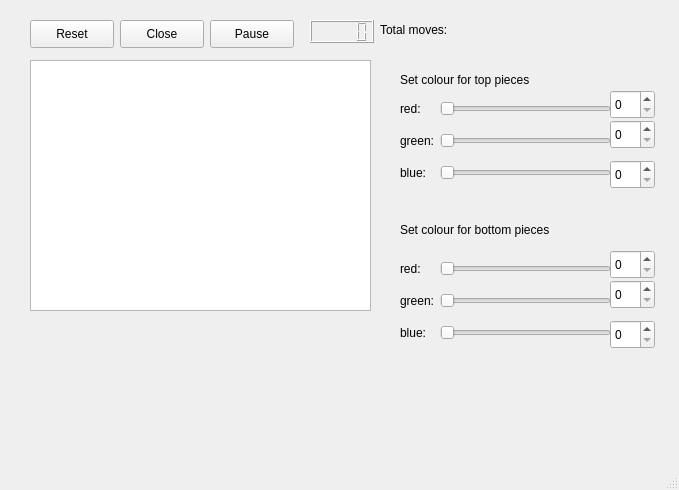
First picture: the form in student/12/path_gui/mainwindow.ui, repository ikarrila/COMP.CS.110_2023, before the edit.
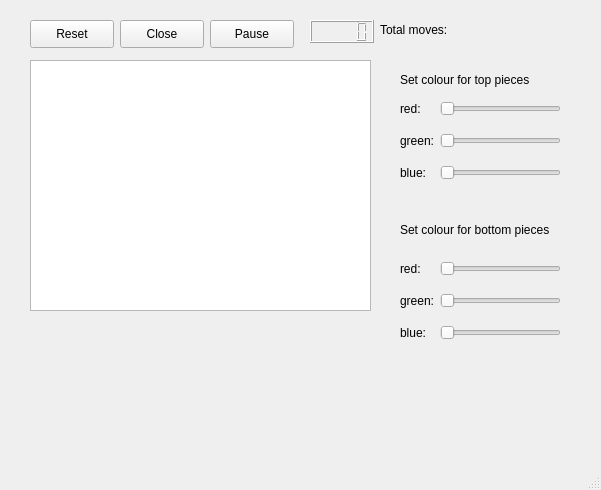
Second picture: the form after the edit.

Commit message: Added icons for buttons

```diff
--- a/student/12/path_gui/mainwindow.ui
+++ b/student/12/path_gui/mainwindow.ui
@@ -6,7 +6,7 @@
    <rect>
     <x>0</x>
     <y>0</y>
-    <width>679</width>
+    <width>601</width>
     <height>490</height>
    </rect>
   </property>
@@ -99,22 +99,12 @@
      <string>Total moves:</string>
     </property>
    </widget>
-   <widget class="QSpinBox" name="spinBoxRed">
-    <property name="geometry">
-     <rect>
-      <x>610</x>
-      <y>90</y>
-      <width>45</width>
-      <height>29</height>
-     </rect>
-    </property>
-   </widget>
    <widget class="QWidget" name="gridLayoutWidget">
     <property name="geometry">
      <rect>
       <x>400</x>
       <y>90</y>
-      <width>211</width>
+      <width>161</width>
       <height>101</height>
      </rect>
     </property>
@@ -163,26 +153,6 @@
      </item>
     </layout>
    </widget>
-   <widget class="QSpinBox" name="spinBoxGreen">
-    <property name="geometry">
-     <rect>
-      <x>610</x>
-      <y>120</y>
-      <width>45</width>
-      <height>29</height>
-     </rect>
-    </property>
-   </widget>
-   <widget class="QSpinBox" name="spinBoxBlue">
-    <property name="geometry">
-     <rect>
-      <x>610</x>
-      <y>160</y>
-      <width>45</width>
-      <height>29</height>
-     </rect>
-    </property>
-   </widget>
    <widget class="QLabel" name="label_2">
     <property name="geometry">
      <rect>
@@ -209,22 +179,12 @@
      <string>Set colour for bottom pieces</string>
     </property>
    </widget>
-   <widget class="QSpinBox" name="spinBoxRedBottom">
-    <property name="geometry">
-     <rect>
-      <x>610</x>
-      <y>250</y>
-      <width>45</width>
-      <height>29</height>
-     </rect>
-    </property>
-   </widget>
    <widget class="QWidget" name="gridLayoutWidget_2">
     <property name="geometry">
      <rect>
       <x>400</x>
       <y>250</y>
-      <width>211</width>
+      <width>161</width>
       <height>101</height>
      </rect>
     </property>
@@ -273,26 +233,6 @@
      </item>
     </layout>
    </widget>
-   <widget class="QSpinBox" name="spinBoxGreenBottom">
-    <property name="geometry">
-     <rect>
-      <x>610</x>
-      <y>280</y>
-      <width>45</width>
-      <height>29</height>
-     </rect>
-    </property>
-   </widget>
-   <widget class="QSpinBox" name="spinBoxBlueBottom">
-    <property name="geometry">
-     <rect>
-      <x>610</x>
-      <y>320</y>
-      <width>45</width>
-      <height>29</height>
-     </rect>
-    </property>
-   </widget>
   </widget>
   <widget class="QMenuBar" name="menubar">
    <property name="geometry">
```
Left out of the diff: 2 changed lines with no effect on the pictures. The commit also changes 7 other files.
